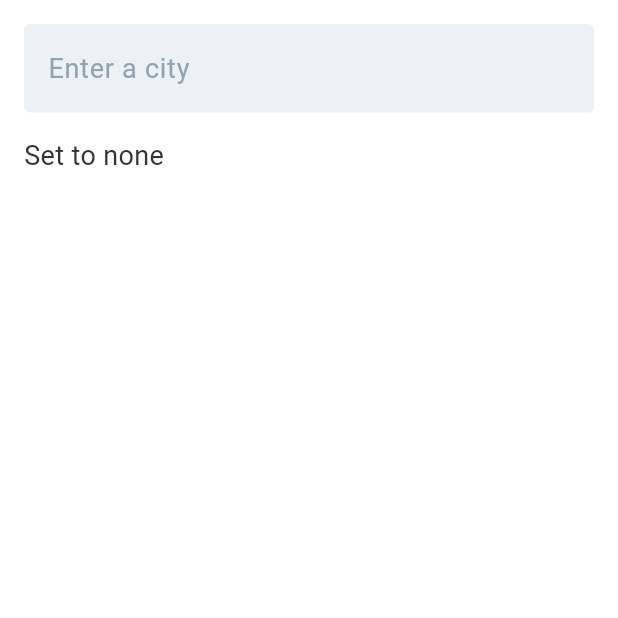
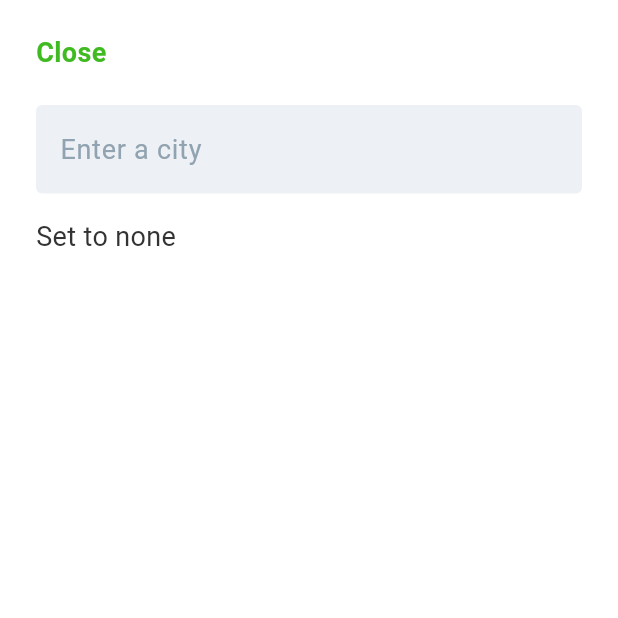
Before and after one commit to iu-alumni/iu-alumni-mobile, a Flutter app: the LocationDialog screen opened directly with empty values, on a phone screen of 412 x 824 dp, the top half of it. Run offline on Flutter 3.47's test engine with Material 3 defaults, Android fonts, the phone set to English and light mode, and no system bars; our stand-ins replace auto_route, dio, equatable, fast_immutable_collections, flutter_bloc, flutter_image_compress and 9 more; missing offline and left inert: appmetrica_plugin, flutter_debouncer, flutter_map_marker_cluster; accounts and stored records are empty; network calls fail.

Commit message:
fix: user locations now shown, add <show location>

```diff
--- a/lib/application/repositories/map/map_repository_impl.dart
+++ b/lib/application/repositories/map/map_repository_impl.dart
@@ -67,9 +67,10 @@ class MapRepositoryImpl extends MapRepository {
     final events = await _eventsRepository.getEvents();
     final locations = _locationMapFrom([
       for (final u in users)
-        if (u.location case final l?) (l, ProfilePin(u)),
+        if (u.location case final l? when u.showLocation && l.isNotEmpty)
+          (l, ProfilePin(u)),
       for (final e in events)
-        if (e.location case final l?) (l, EventPin(e)),
+        if (e.location case final l? when l.isNotEmpty) (l, EventPin(e)),
     ]);
     return _buildMapInfo(locations);
   }
--- a/lib/application/repositories/users/users_repository_impl.dart
+++ b/lib/application/repositories/users/users_repository_impl.dart
@@ -29,8 +29,6 @@ class UsersRepositoryImpl extends UsersRepository {
     final profile = await _profileGateway.loadProfile();
     profile.map((p) {
       _me = p;
-      _users ??= {};
-      _users?[p.profileId] = p;
     });
     return profile.toOption();
   }
@@ -48,6 +46,7 @@ class UsersRepositoryImpl extends UsersRepository {
   @override
   void logout() {
     _me = null;
+    _users?.clear();
     _tokenProvider.clear();
   }
 
--- a/lib/presentation/common/widgets/location_dialog.dart
+++ b/lib/presentation/common/widgets/location_dialog.dart
@@ -5,6 +5,7 @@ import 'package:flutter_bloc/flutter_bloc.dart';
 
 import '../../../application/repositories/map/map_repository.dart';
 import '../../blocs/location_suggestions/location_suggestions_cubit.dart';
+import '../constants/app_colors.dart';
 import '../constants/app_text_styles.dart';
 import '../models/loaded_state.dart';
 import 'app_text_field.dart';
@@ -15,14 +16,14 @@ class LocationDialog extends StatelessWidget {
 
   final bool previousWasNone;
 
+  static const _padding = EdgeInsets.symmetric(horizontal: 24, vertical: 16);
+
   static Future<String?> show(
     BuildContext context, [
     bool previousWasNone = false,
   ]) =>
-      showModalBottomSheet<String>(
+      showCupertinoModalPopup<String>(
         context: context,
-        backgroundColor: Colors.white,
-        useSafeArea: true,
         builder: (context) => BlocProvider(
           create: (context) => LocationSuggestionsCubit(
             context.read<MapRepository>(),
@@ -34,31 +35,60 @@ class LocationDialog extends StatelessWidget {
   void _onTap(BuildContext context, String? option) => context.maybePop(option);
 
   @override
-  Widget build(BuildContext context) => Scaffold(
+  Widget build(BuildContext context) => SafeArea(
+        bottom: false,
+        child: Scaffold(
           resizeToAvoidBottomInset: true,
           body: Material(
-          type: MaterialType.transparency,
             child: SingleChildScrollView(
               physics: const BouncingScrollPhysics(),
+              child: SafeArea(
+                top: false,
                 child: Column(
                   mainAxisSize: MainAxisSize.min,
                   crossAxisAlignment: CrossAxisAlignment.stretch,
                   children: [
                     const SizedBox(height: 16),
+                    Align(
+                      alignment: Alignment.topLeft,
+                      child: Padding(
+                        // 16 + 8 around the text = 24 horizontal
+                        padding: const EdgeInsets.symmetric(horizontal: 16),
+                        child: AppButton(
+                          buttonStyle: AppButtonStyle.text,
+                          onTap: context.maybePop,
+                          child: Padding(
+                            padding: const EdgeInsets.symmetric(
+                              horizontal: 8,
+                              vertical: 6,
+                            ),
+                            child: Text(
+                              'Close',
+                              style: AppTextStyles.buttonText.copyWith(
+                                color: AppColors.primary,
+                              ),
+                            ),
+                          ),
+                        ),
+                      ),
+                    ),
+                    const SizedBox(height: 16),
                     Padding(
-                  padding: const EdgeInsets.symmetric(horizontal: 16),
+                      padding: const EdgeInsets.symmetric(horizontal: 24),
                       child: AppTextField(
                         initialText: null,
                         hintText: 'Enter a city',
-                    onChange: context.read<LocationSuggestionsCubit>().suggest,
+                        onChange:
+                            context.read<LocationSuggestionsCubit>().suggest,
                         maxLines: 1,
                       ),
                     ),
-                BlocBuilder<LocationSuggestionsCubit, LocationSuggestionsState>(
+                    BlocBuilder<LocationSuggestionsCubit,
+                        LocationSuggestionsState>(
                       builder: (context, sugs) => switch (sugs) {
                         LoadedStateLoading() => const Center(
                             child: Padding(
-                          padding: EdgeInsets.all(16),
+                              padding: EdgeInsets.all(24),
                               child: CircularProgressIndicator(),
                             ),
                           ),
@@ -71,7 +101,7 @@ class LocationDialog extends StatelessWidget {
                                   buttonStyle: AppButtonStyle.text,
                                   onTap: () => _onTap(context, option),
                                   child: Padding(
-                                padding: const EdgeInsets.all(16),
+                                    padding: _padding,
                                     child: Text(
                                       option,
                                       textAlign: TextAlign.start,
@@ -89,7 +119,7 @@ class LocationDialog extends StatelessWidget {
                         buttonStyle: AppButtonStyle.text,
                         onTap: () => _onTap(context, null),
                         child: Padding(
-                      padding: const EdgeInsets.all(16),
+                          padding: _padding,
                           child: Text(
                             'Set to none',
                             textAlign: TextAlign.start,
@@ -102,5 +132,7 @@ class LocationDialog extends StatelessWidget {
                 ),
               ),
             ),
+          ),
+        ),
       );
 }
```
Also changed, not shown: lib/presentation/pages/profile_editing/widgets/profile_editing_content.dart (+31 -2 lines), 4 other files. Lines whose indentation alone changed are shown as unchanged.
